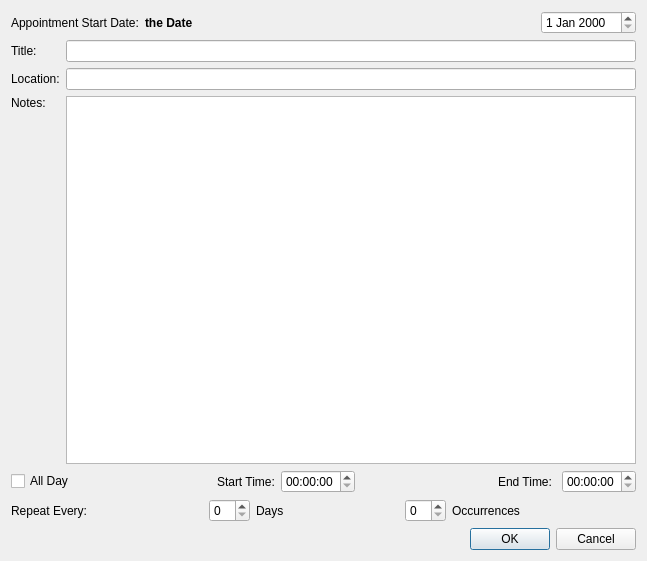
The window that src/dialogrepeatappointment.ui (lxqt/organizer) describes before a commit, drawn with Qt 5.
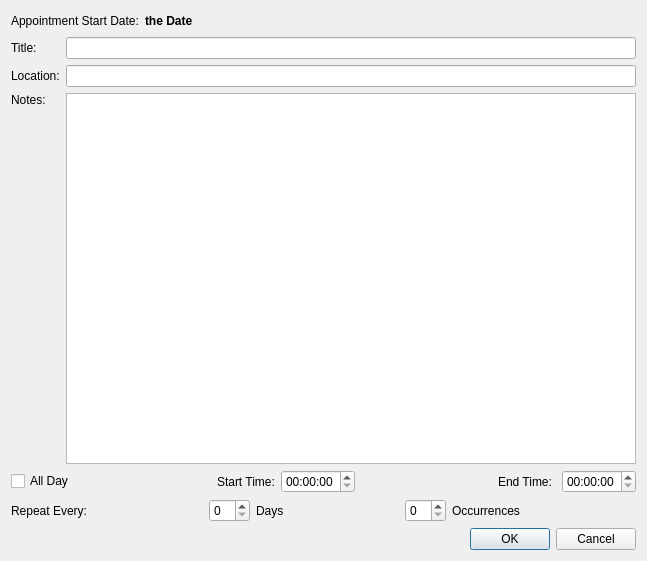
The same window after the commit.

```diff
--- a/src/dialogrepeatappointment.ui
+++ b/src/dialogrepeatappointment.ui
@@ -51,9 +51,6 @@
          </property>
         </spacer>
        </item>
-       <item>
-        <widget class="QDateEdit" name="dateEdit"/>
-       </item>
       </layout>
      </item>
      <item>
```
